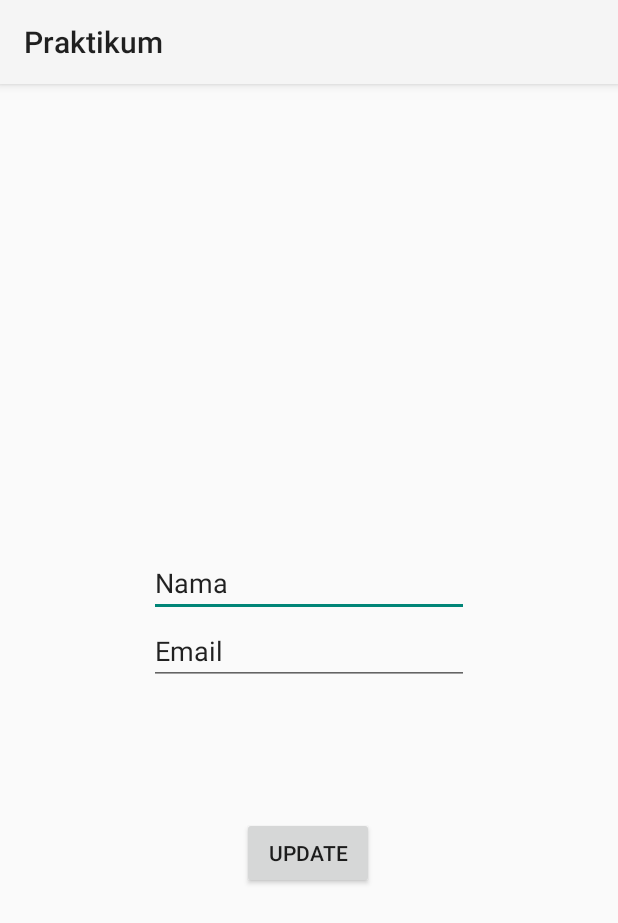
After one commit to GusadeTaruna/Progmob6, an Android app: the EditProfileActivity screen opened directly, with no data from a screen before it, on a phone screen of 412 x 824 dp. The commit adds this screen. Shown: the top 923 px of the screen. Run offline under Robolectric (Android 15) with nearby library versions, the phone set to English and light mode, and no system bars; 3 statements that could not run were skipped.

Commit message:
Edit Profile (bug fragment)

```diff
--- a/app/src/main/AndroidManifest.xml
+++ b/app/src/main/AndroidManifest.xml
@@ -8,11 +8,12 @@
         android:allowBackup="true"
         android:icon="@mipmap/ic_launcher"
         android:label="@string/app_name"
+        android:networkSecurityConfig="@xml/network_security_config"
         android:roundIcon="@mipmap/ic_launcher_round"
         android:supportsRtl="true"
-        android:networkSecurityConfig="@xml/network_security_config"
         android:theme="@style/AppTheme">
-        <activity android:name=".RegisterActivity"></activity>
+        <activity android:name=".EditProfileActivity"></activity>
+        <activity android:name=".RegisterActivity" />
         <activity android:name=".LoginActivity" />
         <activity android:name=".MainActivity">
             <intent-filter>
--- /dev/null
+++ b/app/src/main/java/com/example/koperasiku/EditProfileActivity.java
@@ -0,0 +1,150 @@
+package com.example.koperasiku;
+
+import android.app.AlertDialog;
+import android.app.ProgressDialog;
+import android.content.Context;
+import android.content.DialogInterface;
+import android.content.Intent;
+import android.support.v7.app.AppCompatActivity;
+import android.os.Bundle;
+import android.text.Html;
+import android.util.Log;
+import android.view.View;
+import android.widget.Button;
+import android.widget.EditText;
+import android.widget.TextView;
+import android.widget.Toast;
+
+import com.example.koperasiku.Fragment.Home;
+import com.example.koperasiku.apihelper.BaseApiService;
+import com.example.koperasiku.apihelper.UtilsApi;
+
+import org.json.JSONException;
+import org.json.JSONObject;
+
+import java.io.IOException;
+import java.util.HashMap;
+
+import okhttp3.ResponseBody;
+import retrofit2.Call;
+import retrofit2.Callback;
+import retrofit2.Response;
+
+public class EditProfileActivity extends AppCompatActivity {
+
+    EditText nameField;
+    EditText emailField;
+    EditText etEmail;
+    EditText etname;
+    EditText etCpassword;
+    Button btnUpdate;
+    String id;
+    String nama;
+    String email;
+    ProgressDialog loading;
+    UserSessionManager session;
+
+    Context mContext;
+    BaseApiService mApiService;
+
+    @Override
+    protected void onCreate(Bundle savedInstanceState) {
+        super.onCreate(savedInstanceState);
+        setContentView(R.layout.activity_edit_profile);
+
+        session = new UserSessionManager(this.getApplicationContext());
+        nameField = (EditText) findViewById(R.id.nameField);
+        emailField = (EditText) findViewById(R.id.emailField);
+
+        mApiService = UtilsApi.getAPIService(); // meng-init yang ada di package apihelper
+        initComponents();
+
+        if(session.checkLogin()){
+            finish();
+        }
+        HashMap<String, String> user = session.getUserDetails();
+        id = user.get(UserSessionManager.ID);
+        nama = user.get(UserSessionManager.KEY_NAME);
+        email = user.get(UserSessionManager.KEY_EMAIL);
+        nameField.setText(Html.fromHtml(nama));
+        emailField.setText(Html.fromHtml(email));
+
+    }
+
+    private void initComponents() {
+        etEmail = (EditText) findViewById(R.id.emailField);
+        etname = (EditText) findViewById(R.id.nameField);
+        btnUpdate = (Button) findViewById(R.id.btnUpdate);
+
+        btnUpdate.setOnClickListener(new View.OnClickListener() {
+            @Override
+            public void onClick(View v) {
+                loading = ProgressDialog.show(EditProfileActivity.this, null, "Harap Tunggu...", true, false);
+                editprofile();
+            }
+        });
+
+    }
+
+    private void editprofile(){
+        mApiService.editProfil(id,etname.getText().toString(), etEmail.getText().toString())
+                .enqueue(new Callback<ResponseBody>() {
+                    @Override
+                    public void onResponse(Call<ResponseBody> call, Response<ResponseBody> response) {
+                        if (response.isSuccessful()){
+                            loading.dismiss();
+                            try {
+                                JSONObject jsonRESULTS = new JSONObject(response.body().string());
+                                if (jsonRESULTS.getString("error").equals("false")){
+                                    // Jika login berhasil maka data nama yang ada di response API
+                                    // akan diparsing ke activity selanjutnya.
+                                    Toast.makeText(EditProfileActivity.this, "Berhasil Update", Toast.LENGTH_SHORT).show();
+                                    finish();
+                                    startActivity(new Intent(EditProfileActivity.this, MainActivity.class));
+//                                    final String nama = jsonRESULTS.getJSONObject("user").getString("name");
+//                                    final String email = jsonRESULTS.getJSONObject("user").getString("email");
+//                                    final String id = jsonRESULTS.getJSONObject("user").getString("id");
+//                                    session.createUserLoginSession(id,nama,email);
+////                                    int id = jsonRESULTS.getJSONObject("user").getInt("id");
+////                                    Log.d("debug","id : "+id);
+////                                    Intent intent = new Intent(mContext, MainActivity.class);
+//                                    AlertDialog.Builder alertDialogBuilder = new AlertDialog.Builder(mContext);
+//                                    alertDialogBuilder.setTitle("Login Sukses!");
+//                                    alertDialogBuilder.setMessage("Nama : "+nama+ "\nRole : Admin");
+//                                    alertDialogBuilder.setPositiveButton("ok", new DialogInterface.OnClickListener() {
+//                                        @Override
+//                                        public void onClick(DialogInterface dialogInterface, int i) {
+//                                            Intent intent = new Intent(mContext, MainActivity.class);
+//                                            intent.putExtra("result_nama", nama);
+//                                            startActivity(intent);
+//                                            finish();
+//                                        }
+//                                    });
+//                                    AlertDialog alertDialog = alertDialogBuilder.create();
+//                                    alertDialog.show();
+                                } else {
+                                    // Jika login gagal
+                                    String error_message = jsonRESULTS.getString("error_msg");
+                                    Toast.makeText(mContext, error_message, Toast.LENGTH_SHORT).show();
+                                }
+                            } catch (JSONException e) {
+                                e.printStackTrace();
+                            } catch (IOException e) {
+                                e.printStackTrace();
+                            }
+                        } else {
+                            Log.i("debug", "onResponse: Gagal Update");
+                            Toast.makeText(mContext, "Update Gagal", Toast.LENGTH_SHORT).show();
+                            loading.dismiss();
+                        }
+                    }
+
+                    @Override
+                    public void onFailure(Call<ResponseBody> call, Throwable t) {
+                        Log.e("debug", "onFailure: ERROR > " + t.toString());
+                        loading.dismiss();
+                    }
+                });
+    }
+
+}
--- a/app/src/main/java/com/example/koperasiku/LoginActivity.java
+++ b/app/src/main/java/com/example/koperasiku/LoginActivity.java
@@ -97,7 +97,9 @@ public class LoginActivity extends AppCompatActivity {
                                     // akan diparsing ke activity selanjutnya.
                                     Toast.makeText(mContext, "Berhasil Login", Toast.LENGTH_SHORT).show();
                                     final String nama = jsonRESULTS.getJSONObject("user").getString("name");
-                                    session.createUserLoginSession(nama);
+                                    final String email = jsonRESULTS.getJSONObject("user").getString("email");
+                                    final String id = jsonRESULTS.getJSONObject("user").getString("id");
+                                    session.createUserLoginSession(id,nama,email);
 //                                    int id = jsonRESULTS.getJSONObject("user").getInt("id");
 //                                    Log.d("debug","id : "+id);
 //                                    Intent intent = new Intent(mContext, MainActivity.class);
--- a/app/src/main/java/com/example/koperasiku/UserSessionManager.java
+++ b/app/src/main/java/com/example/koperasiku/UserSessionManager.java
@@ -29,6 +29,8 @@ public class UserSessionManager {
 
     // User name (make variable public to access from outside)
     public static final String KEY_NAME = "name";
+    public static final String ID = "id";
+    public static final String KEY_EMAIL = "email";
 
 //    // Email address (make variable public to access from outside)
 //    public static final String KEY_EMAIL = "email";
@@ -41,12 +43,14 @@ public class UserSessionManager {
     }
 
     //Create login session
-    public void createUserLoginSession(String name){
+    public void createUserLoginSession(String id, String name, String email){
         // Storing login value as TRUE
         editor.putBoolean(IS_USER_LOGIN, true);
 
         // Storing name in pref
         editor.putString(KEY_NAME, name);
+        editor.putString(ID, id);
+        editor.putString(KEY_EMAIL, email);
 
 //        // Storing email in pref
 //        editor.putString(KEY_EMAIL, email);
@@ -93,9 +97,10 @@ public class UserSessionManager {
 
         // user name
         user.put(KEY_NAME, pref.getString(KEY_NAME, null));
+        user.put(ID, pref.getString(ID, null));
 
         // user email id
-//        user.put(KEY_EMAIL, pref.getString(KEY_EMAIL, null));
+        user.put(KEY_EMAIL, pref.getString(KEY_EMAIL, null));
 
         // return user
         return user;
--- a/app/src/main/java/com/example/koperasiku/apihelper/BaseApiService.java
+++ b/app/src/main/java/com/example/koperasiku/apihelper/BaseApiService.java
@@ -5,6 +5,8 @@ import retrofit2.Call;
 import retrofit2.http.Field;
 import retrofit2.http.FormUrlEncoded;
 import retrofit2.http.POST;
+import retrofit2.http.PUT;
+import retrofit2.http.Path;
 
 public interface BaseApiService {
 
@@ -23,6 +25,15 @@ public interface BaseApiService {
                                        @Field("confirm_password") String confirm_password);
 
     @FormUrlEncoded
+    @POST("edit/{id}")
+    Call<ResponseBody> editProfil(@Path("id") String id,
+                                  @Field("name") String name,
+                                  @Field("email") String email);
+
+
+
+
+    @FormUrlEncoded
     @POST("detail")
     Call<ResponseBody> detailUser(@Field("id") Integer id);
 
--- a/app/src/main/java/com/example/koperasiku/apihelper/RetrofitClient.java
+++ b/app/src/main/java/com/example/koperasiku/apihelper/RetrofitClient.java
@@ -1,4 +1,6 @@
 package com.example.koperasiku.apihelper;
+
+import java.util.concurrent.TimeUnit;
 
 import okhttp3.OkHttpClient;
 import okhttp3.logging.HttpLoggingInterceptor;
@@ -11,7 +13,12 @@ public class RetrofitClient {
     public static Retrofit getClient(String baseUrl){
         HttpLoggingInterceptor interceptor = new HttpLoggingInterceptor();
         interceptor.setLevel(HttpLoggingInterceptor.Level.BODY);
-        OkHttpClient client = new OkHttpClient.Builder().addInterceptor(interceptor).build();
+        OkHttpClient client = new OkHttpClient.Builder()
+                .connectTimeout(5, TimeUnit.MINUTES) // connect timeout
+                .writeTimeout(5, TimeUnit.MINUTES) // write timeout
+                .readTimeout(5, TimeUnit.MINUTES) // read timeout
+                .addInterceptor(interceptor)
+                .build();
 
         if (retrofit == null){
             retrofit = new Retrofit.Builder()
--- a/app/src/main/java/com/example/koperasiku/apihelper/UtilsApi.java
+++ b/app/src/main/java/com/example/koperasiku/apihelper/UtilsApi.java
@@ -3,7 +3,9 @@ package com.example.koperasiku.apihelper;
 public class UtilsApi {
 
     // 10.0.2.2 ini adalah localhost.
-    public static final String BASE_URL_API = "https://progmob6api.herokuapp.com/api/";
+//    public static final String BASE_URL_API = "https://progmob6api.herokuapp.com/api/";
+    public static final String BASE_URL_API = "https://92e342e1.ngrok.io/api/";
+
 
     // Mendeklarasikan Interface BaseApiService
     public static BaseApiService getAPIService(){
--- /dev/null
+++ b/app/src/main/res/layout/activity_edit_profile.xml
@@ -0,0 +1,46 @@
+<?xml version="1.0" encoding="utf-8"?>
+<android.support.constraint.ConstraintLayout xmlns:android="http://schemas.android.com/apk/res/android"
+    xmlns:app="http://schemas.android.com/apk/res-auto"
+    xmlns:tools="http://schemas.android.com/tools"
+    android:layout_width="match_parent"
+    android:layout_height="match_parent"
+    tools:context=".EditProfileActivity">
+
+    <EditText
+        android:id="@+id/nameField"
+        android:layout_width="wrap_content"
+        android:layout_height="wrap_content"
+        android:layout_marginStart="8dp"
+        android:layout_marginTop="310dp"
+        android:layout_marginEnd="8dp"
+        android:ems="10"
+        android:inputType="textPersonName"
+        android:text="Nama"
+        app:layout_constraintEnd_toEndOf="parent"
+        app:layout_constraintStart_toStartOf="parent"
+        app:layout_constraintTop_toTopOf="parent" />
+
+    <EditText
+        android:id="@+id/emailField"
+        android:layout_width="wrap_content"
+        android:layout_height="wrap_content"
+        android:ems="10"
+        android:inputType="textPersonName"
+        android:text="Email"
+        app:layout_constraintEnd_toEndOf="@+id/nameField"
+        app:layout_constraintStart_toStartOf="@+id/nameField"
+        app:layout_constraintTop_toBottomOf="@+id/nameField" />
+
+    <Button
+        android:id="@+id/btnUpdate"
+        android:layout_width="wrap_content"
+        android:layout_height="wrap_content"
+        android:layout_marginBottom="8dp"
+        android:text="Update"
+        app:layout_constraintBottom_toBottomOf="parent"
+        app:layout_constraintEnd_toEndOf="@+id/emailField"
+        app:layout_constraintHorizontal_bias="0.496"
+        app:layout_constraintStart_toStartOf="@+id/emailField"
+        app:layout_constraintTop_toBottomOf="@+id/emailField"
+        app:layout_constraintVertical_bias="0.283" />
+</android.support.constraint.ConstraintLayout>
```
Also changed, not shown: app/src/main/java/com/example/koperasiku/Fragment/Home.java (+56 -0 lines), app/src/main/java/com/example/koperasiku/Fragment/Profile.java (+17 -2 lines), app/src/main/res/layout/fragment_home.xml (+12 -1 lines).
